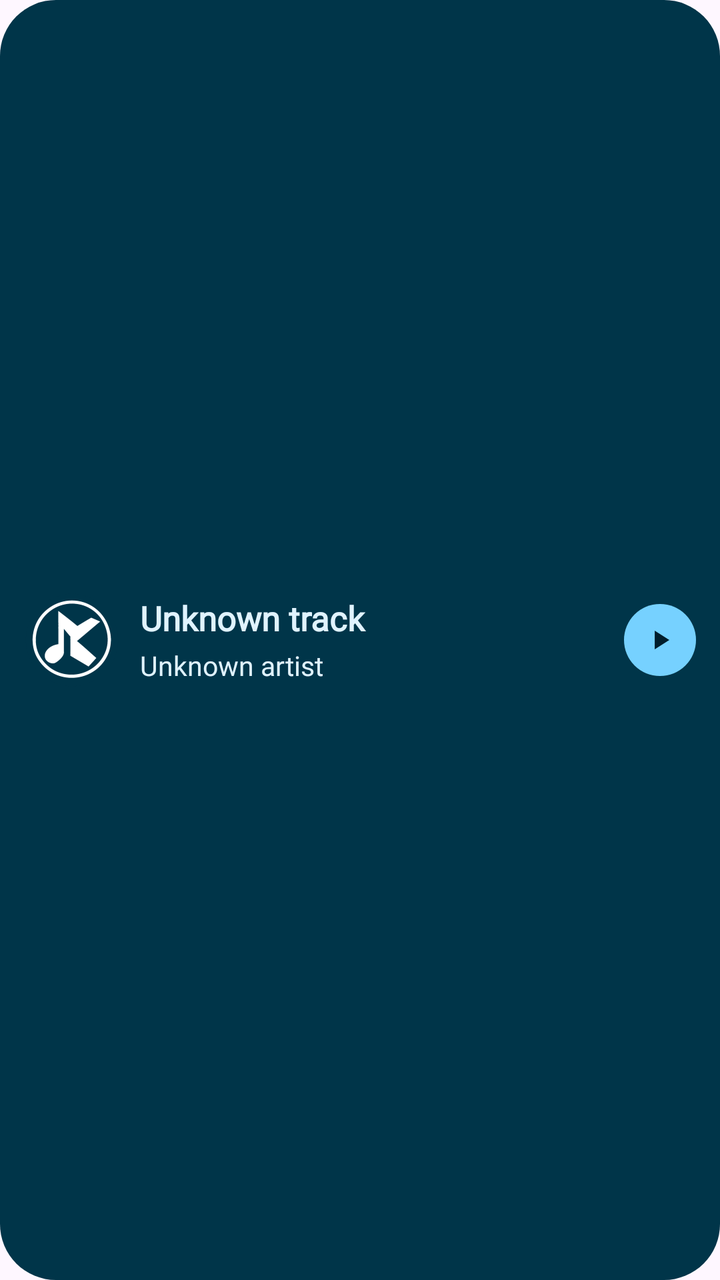
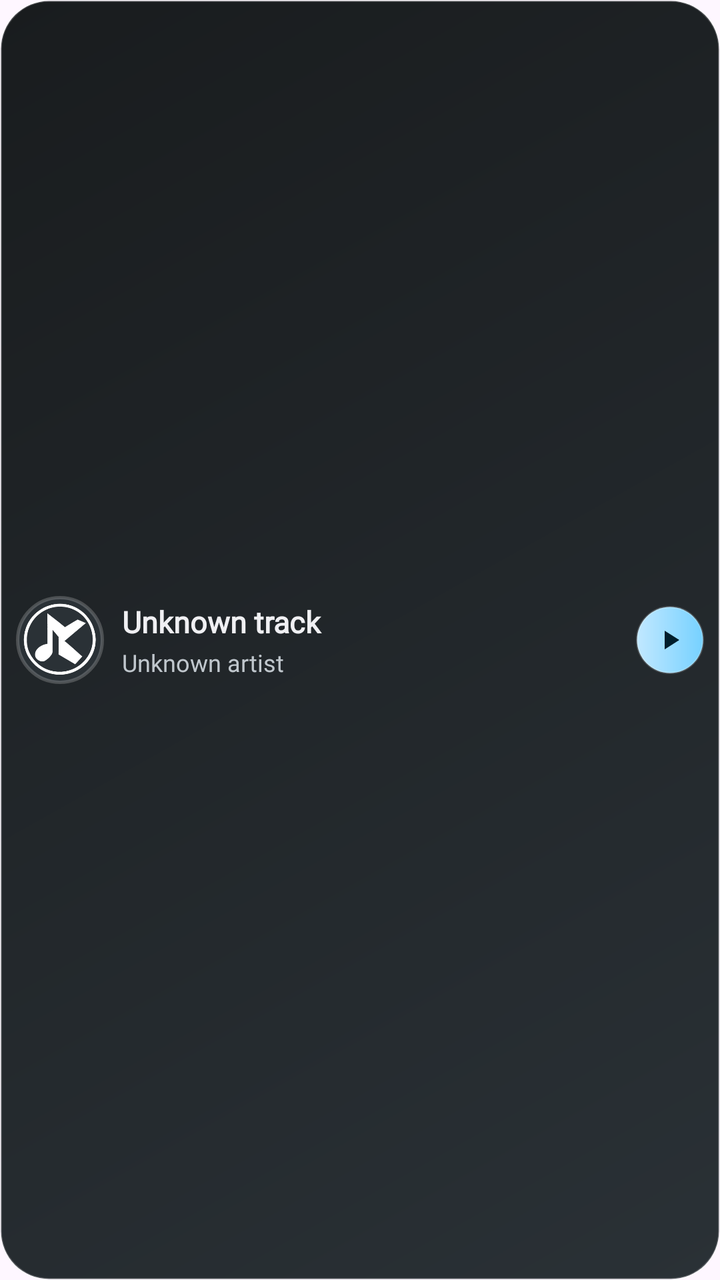

An Android layout rendered at two revisions. The XML below is the earlier revision; the diff shows what the commit changed to produce the second picture.
<!-- AndroidManifest.xml: application theme Theme.KatMusic.Splash -->
<!-- res/layout/widget_now_playing_compact.xml -->
<?xml version="1.0" encoding="utf-8"?>
<LinearLayout xmlns:android="http://schemas.android.com/apk/res/android"
    android:id="@+id/widget_root"
    android:layout_width="match_parent"
    android:layout_height="match_parent"
    android:background="@drawable/widget_ref_background"
    android:gravity="center_vertical"
    android:orientation="vertical"
    android:paddingStart="12dp"
    android:paddingEnd="12dp"
    android:paddingTop="6dp"
    android:paddingBottom="6dp">

    
    <LinearLayout
        android:id="@+id/widget_empty_group"
        android:layout_width="match_parent"
        android:layout_height="wrap_content"
        android:gravity="center_vertical"
        android:orientation="horizontal"
        android:visibility="gone">

        <ImageView
            android:id="@+id/widget_empty_icon"
            android:layout_width="48dp"
            android:layout_height="48dp"
            android:contentDescription="@null"
            android:src="@drawable/widget_art_placeholder" />

        <LinearLayout
            android:layout_width="0dp"
            android:layout_height="wrap_content"
            android:layout_marginStart="14dp"
            android:layout_weight="1"
            android:orientation="vertical">

            <TextView
                android:id="@+id/widget_empty_title"
                android:layout_width="match_parent"
                android:layout_height="wrap_content"
                android:ellipsize="end"
                android:fontFamily="@font/figtree"
                android:maxLines="1"
                android:text="@string/widget_name"
                android:textColor="@color/widget_on_surface"
                android:textSize="17sp"
                android:textStyle="bold" />

            <TextView
                android:id="@+id/widget_empty_sub"
                android:layout_width="match_parent"
                android:layout_height="wrap_content"
                android:layout_marginTop="3dp"
                android:ellipsize="end"
                android:fontFamily="@font/figtree"
                android:maxLines="1"
                android:text="@string/widget_description"
                android:textColor="@color/widget_on_surface"
                android:textSize="13.5sp" />
        </LinearLayout>
    </LinearLayout>

    
    <LinearLayout
        android:id="@+id/widget_content_group"
        android:layout_width="match_parent"
        android:layout_height="wrap_content"
        android:gravity="center_vertical"
        android:orientation="vertical">

        <LinearLayout
            android:layout_width="match_parent"
            android:layout_height="wrap_content"
            android:gravity="center_vertical"
            android:orientation="horizontal">

            <ImageView
                android:id="@+id/widget_art"
                android:layout_width="48dp"
                android:layout_height="48dp"
                android:contentDescription="@null"
                android:scaleType="centerCrop"
                android:src="@drawable/widget_art_placeholder" />

            <LinearLayout
                android:layout_width="0dp"
                android:layout_height="wrap_content"
                android:layout_marginStart="10dp"
                android:layout_marginEnd="8dp"
                android:layout_weight="1"
                android:gravity="center_vertical"
                android:orientation="vertical">

                <TextView
                    android:id="@+id/widget_title"
                    android:layout_width="match_parent"
                    android:layout_height="wrap_content"
                    android:ellipsize="end"
                    android:fontFamily="@font/figtree"
                    android:maxLines="1"
                    android:text="Unknown track"
                    android:textColor="@color/widget_on_surface"
                    android:textSize="17sp"
                    android:textStyle="bold" />

                <TextView
                    android:id="@+id/widget_subtitle"
                    android:layout_width="match_parent"
                    android:layout_height="wrap_content"
                    android:layout_marginTop="3dp"
                    android:ellipsize="end"
                    android:fontFamily="@font/figtree"
                    android:maxLines="1"
                    android:text="Unknown artist"
                    android:textColor="@color/widget_on_surface"
                    android:textSize="13.5sp" />
            </LinearLayout>

            
            <LinearLayout
                android:layout_width="36dp"
                android:layout_height="36dp"
                android:background="@drawable/widget_ref_circle"
                android:gravity="center"
                android:orientation="horizontal">
                
                <ImageView
                    android:id="@+id/widget_play_pause"
                    android:layout_width="16dp"
                    android:layout_height="16dp"
                    android:contentDescription="@string/desc_play_pause"
                    android:src="@drawable/ic_widget_play"
                    android:tint="@color/widget_on_primary" />
            </LinearLayout>

            
            <ImageButton
                android:id="@+id/widget_prev"
                android:layout_width="0dp"
                android:layout_height="0dp"
                android:contentDescription="@string/desc_previous"
                android:visibility="gone" />

            <ImageButton
                android:id="@+id/widget_next"
                android:layout_width="0dp"
                android:layout_height="0dp"
                android:contentDescription="@string/desc_next"
                android:visibility="gone" />

            <LinearLayout
                android:id="@+id/widget_eq_group"
                android:layout_width="wrap_content"
                android:layout_height="wrap_content"
                android:visibility="gone">

                <ImageView
                    android:id="@+id/widget_eq_icon"
                    android:layout_width="14dp"
                    android:layout_height="14dp"
                    android:contentDescription="@null"
                    android:src="@drawable/widget_eq_frame_0" />

                <TextView
                    android:id="@+id/widget_state"
                    android:layout_width="wrap_content"
                    android:layout_height="wrap_content"
                    android:visibility="gone" />
            </LinearLayout>
        </LinearLayout>

        
        <LinearLayout
            android:id="@+id/widget_progress_row"
            android:layout_width="match_parent"
            android:layout_height="wrap_content"
            android:visibility="gone">

            <ProgressBar
                android:id="@+id/widget_progress"
                style="?android:attr/progressBarStyleHorizontal"
                android:layout_width="match_parent"
                android:layout_height="2.5dp"
                android:max="1000"
                android:progressBackgroundTint="@color/widget_track"
                android:progressTint="@color/widget_primary" />
        </LinearLayout>
    </LinearLayout>
</LinearLayout>
<!-- resources referenced by this layout -->
<resources>
  <color name="widget_on_primary">#FF3C1117</color>
  <color name="widget_on_surface">#FFFFFFFF</color>
  <color name="widget_primary">#FF9C3645</color>
  <color name="widget_track">#33000000</color>
  <!-- drawable ic_widget_play (drawable) -->
  <vector xmlns:android="http://schemas.android.com/apk/res/android"
      android:width="24dp"
      android:height="24dp"
      android:viewportWidth="24"
      android:viewportHeight="24">
      <path
          android:fillColor="#FFFFFFFF"
          android:pathData="M8,5v14l11,-7z" />
  </vector>
  <!-- drawable widget_art_placeholder (drawable) -->
  <?xml version="1.0" encoding="utf-8"?>
  <layer-list xmlns:android="http://schemas.android.com/apk/res/android">
      <item>
          <shape android:shape="rectangle">
              <corners android:radius="14dp" />
              <solid android:color="@color/widget_surface_variant" />
              <stroke
                  android:width="1dp"
                  android:color="@color/widget_hairline" />
          </shape>
      </item>
      <item
          android:width="26dp"
          android:height="26dp"
          android:gravity="center"
          android:drawable="@drawable/ic_widget_logo_mark"
          android:tint="@color/widget_on_surface_variant" />
  </layer-list>
  <!-- drawable widget_eq_frame_0 (drawable) -->
  <?xml version="1.0" encoding="utf-8"?>
  <vector xmlns:android="http://schemas.android.com/apk/res/android"
      android:width="18dp"
      android:height="18dp"
      android:viewportWidth="18"
      android:viewportHeight="18">
      <path
          android:fillColor="@color/widget_eq_bar"
          android:pathData="M2,12h3v4H2z" />
      <path
          android:fillColor="@color/widget_eq_bar"
          android:pathData="M7.5,4h3v12h-3z" />
      <path
          android:fillColor="@color/widget_eq_bar"
          android:pathData="M13,8h3v8h-3z" />
  </vector>
  <!-- drawable widget_ref_background (drawable) -->
  <?xml version="1.0" encoding="utf-8"?>
  <shape xmlns:android="http://schemas.android.com/apk/res/android"
      android:shape="rectangle">
      <corners android:radius="28dp" />
      <solid android:color="@color/widget_surface" />
  </shape>
  <!-- drawable widget_ref_circle (drawable) -->
  <?xml version="1.0" encoding="utf-8"?>
  <shape xmlns:android="http://schemas.android.com/apk/res/android"
      android:shape="rectangle">
      <corners android:radius="18dp" />
      <solid android:color="@color/widget_primary" />
  </shape>
  <string name="desc_next">Next</string>
  <string name="desc_play_pause">Play or pause</string>
  <string name="desc_previous">Previous</string>
  <string name="widget_description">Artwork, track details and playback controls for every media app</string>
  <string name="widget_name">KatMusic Player</string>
  <style name="Theme.KatMusic.Splash" parent="Theme.KatMusic">
          <item name="android:windowSplashScreenBackground" tools:targetApi="s">@color/splash_background</item>
          <item name="android:windowSplashScreenAnimatedIcon" tools:targetApi="s">@mipmap/ic_launcher</item>
          <item name="postSplashScreenTheme">@style/Theme.KatMusic</item>
          <item name="windowSplashScreenBackground">@color/splash_background</item>
          <item name="windowSplashScreenAnimatedIcon">@mipmap/ic_launcher</item>
      </style>
  <color name="widget_surface_variant">#FF9C3645</color>
  <color name="widget_hairline">#00000000</color>
  <color name="widget_on_surface_variant">#FFE0B8BC</color>
  <color name="widget_eq_bar">#FFFFFFFF</color>
  <color name="widget_surface">#FF9C3645</color>
  <color name="splash_background">#FF100F0F</color>
  <!-- unchanged entries left out for length: 3 -->
</resources>

<!-- the commit's change to res/layout/widget_now_playing_compact.xml (unified diff, before → after) -->
@@ -1,39 +1,145 @@
 <?xml version="1.0" encoding="utf-8"?>
-<LinearLayout xmlns:android="http://schemas.android.com/apk/res/android"
+<FrameLayout xmlns:android="http://schemas.android.com/apk/res/android"
     android:id="@+id/widget_root"
     android:layout_width="match_parent"
     android:layout_height="match_parent"
     android:background="@drawable/widget_ref_background"
-    android:gravity="center_vertical"
-    android:orientation="vertical"
-    android:paddingStart="12dp"
-    android:paddingEnd="12dp"
-    android:paddingTop="6dp"
-    android:paddingBottom="6dp">
+    android:padding="8dp">
 
-    
     <LinearLayout
-        android:id="@+id/widget_empty_group"
+        android:id="@+id/widget_content_group"
         android:layout_width="match_parent"
-        android:layout_height="wrap_content"
+        android:layout_height="match_parent"
         android:gravity="center_vertical"
-        android:orientation="horizontal"
-        android:visibility="gone">
+        android:orientation="horizontal">
 
         <ImageView
-            android:id="@+id/widget_empty_icon"
-            android:layout_width="48dp"
-            android:layout_height="48dp"
+            android:id="@+id/widget_art"
+            android:layout_width="44dp"
+            android:layout_height="44dp"
             android:contentDescription="@null"
+            android:scaleType="centerCrop"
             android:src="@drawable/widget_art_placeholder" />
 
         <LinearLayout
             android:layout_width="0dp"
             android:layout_height="wrap_content"
-            android:layout_marginStart="14dp"
+            android:layout_marginStart="9dp"
+            android:layout_marginEnd="7dp"
             android:layout_weight="1"
             android:orientation="vertical">
 
+            <TextView
+                android:id="@+id/widget_title"
+                android:layout_width="match_parent"
+                android:layout_height="wrap_content"
+                android:ellipsize="end"
+                android:fontFamily="@font/figtree"
+                android:maxLines="1"
+                android:text="Unknown track"
+                android:textColor="@color/widget_on_surface"
+                android:textSize="15sp"
+                android:textStyle="bold" />
+
+            <TextView
+                android:id="@+id/widget_subtitle"
+                android:layout_width="match_parent"
+                android:layout_height="wrap_content"
+                android:layout_marginTop="2dp"
+                android:ellipsize="end"
+                android:fontFamily="@font/figtree"
+                android:maxLines="1"
+                android:text="Unknown artist"
+                android:textColor="@color/widget_on_surface_variant"
+                android:textSize="12sp" />
+        </LinearLayout>
+
+        <LinearLayout
+            android:id="@+id/widget_play_pause_container"
+            android:layout_width="34dp"
+            android:layout_height="34dp"
+            android:background="@drawable/widget_ref_circle"
+            android:contentDescription="@string/desc_play_pause"
+            android:gravity="center"
+            android:orientation="horizontal">
+
+            <ImageView
+                android:id="@+id/widget_play_pause"
+                android:layout_width="16dp"
+                android:layout_height="16dp"
+                android:contentDescription="@null"
+                android:src="@drawable/ic_widget_play"
+                android:tint="@color/widget_on_primary" />
+
+            <TextView
+                android:id="@+id/widget_state"
+                android:layout_width="0dp"
+                android:layout_height="0dp"
+                android:visibility="gone" />
+        </LinearLayout>
+    </LinearLayout>
+
+    
+    <ImageButton
+        android:id="@+id/widget_prev"
+        android:layout_width="1dp"
+        android:layout_height="1dp"
+        android:contentDescription="@string/desc_previous"
+        android:visibility="gone" />
+    <ImageButton
+        android:id="@+id/widget_next"
+        android:layout_width="1dp"
+        android:layout_height="1dp"
+        android:contentDescription="@string/desc_next"
+        android:visibility="gone" />
+    <LinearLayout
+        android:id="@+id/widget_next_container"
+        android:layout_width="1dp"
+        android:layout_height="1dp"
+        android:visibility="gone" />
+    <LinearLayout
+        android:id="@+id/widget_eq_group"
+        android:layout_width="1dp"
+        android:layout_height="1dp"
+        android:visibility="gone">
+        <ImageView
+            android:id="@+id/widget_eq_icon"
+            android:layout_width="1dp"
+            android:layout_height="1dp" />
+    </LinearLayout>
+    <LinearLayout
+        android:id="@+id/widget_progress_row"
+        android:layout_width="1dp"
+        android:layout_height="1dp"
+        android:visibility="gone">
+        <ProgressBar
+            android:id="@+id/widget_progress"
+            style="?android:attr/progressBarStyleHorizontal"
+            android:layout_width="1dp"
+            android:layout_height="1dp"
+            android:max="1000" />
+    </LinearLayout>
+
+    <LinearLayout
+        android:id="@+id/widget_empty_group"
+        android:layout_width="match_parent"
+        android:layout_height="match_parent"
+        android:gravity="center_vertical"
+        android:orientation="horizontal"
+        android:paddingHorizontal="4dp"
+        android:visibility="gone">
+        <ImageView
+            android:id="@+id/widget_empty_icon"
+            android:layout_width="40dp"
+            android:layout_height="40dp"
+            android:contentDescription="@null"
+            android:src="@drawable/widget_art_placeholder" />
+        <LinearLayout
+            android:layout_width="0dp"
+            android:layout_height="wrap_content"
+            android:layout_marginStart="9dp"
+            android:layout_weight="1"
+            android:orientation="vertical">
             <TextView
                 android:id="@+id/widget_empty_title"
                 android:layout_width="match_parent"
@@ -43,147 +149,18 @@
                 android:maxLines="1"
                 android:text="@string/widget_name"
                 android:textColor="@color/widget_on_surface"
-                android:textSize="17sp"
+                android:textSize="14sp"
                 android:textStyle="bold" />
-
             <TextView
                 android:id="@+id/widget_empty_sub"
                 android:layout_width="match_parent"
                 android:layout_height="wrap_content"
-                android:layout_marginTop="3dp"
                 android:ellipsize="end"
                 android:fontFamily="@font/figtree"
                 android:maxLines="1"
                 android:text="@string/widget_description"
-                android:textColor="@color/widget_on_surface"
-                android:textSize="13.5sp" />
+                android:textColor="@color/widget_on_surface_variant"
+                android:textSize="11sp" />
         </LinearLayout>
     </LinearLayout>
-
-    
-    <LinearLayout
-        android:id="@+id/widget_content_group"
-        android:layout_width="match_parent"
-        android:layout_height="wrap_content"
-        android:gravity="center_vertical"
-        android:orientation="vertical">
-
-        <LinearLayout
-            android:layout_width="match_parent"
-            android:layout_height="wrap_content"
-            android:gravity="center_vertical"
-            android:orientation="horizontal">
-
-            <ImageView
-                android:id="@+id/widget_art"
-                android:layout_width="48dp"
-                android:layout_height="48dp"
-                android:contentDescription="@null"
-                android:scaleType="centerCrop"
-                android:src="@drawable/widget_art_placeholder" />
-
-            <LinearLayout
-                android:layout_width="0dp"
-                android:layout_height="wrap_content"
-                android:layout_marginStart="10dp"
-                android:layout_marginEnd="8dp"
-                android:layout_weight="1"
-                android:gravity="center_vertical"
-                android:orientation="vertical">
-
-                <TextView
-                    android:id="@+id/widget_title"
-                    android:layout_width="match_parent"
-                    android:layout_height="wrap_content"
-                    android:ellipsize="end"
-                    android:fontFamily="@font/figtree"
-                    android:maxLines="1"
-                    android:text="Unknown track"
-                    android:textColor="@color/widget_on_surface"
-                    android:textSize="17sp"
-                    android:textStyle="bold" />
-
-                <TextView
-                    android:id="@+id/widget_subtitle"
-                    android:layout_width="match_parent"
-                    android:layout_height="wrap_content"
-                    android:layout_marginTop="3dp"
-                    android:ellipsize="end"
-                    android:fontFamily="@font/figtree"
-                    android:maxLines="1"
-                    android:text="Unknown artist"
-                    android:textColor="@color/widget_on_surface"
-                    android:textSize="13.5sp" />
-            </LinearLayout>
-
-            
-            <LinearLayout
-                android:layout_width="36dp"
-                android:layout_height="36dp"
-                android:background="@drawable/widget_ref_circle"
-                android:gravity="center"
-                android:orientation="horizontal">
-                
-                <ImageView
-                    android:id="@+id/widget_play_pause"
-                    android:layout_width="16dp"
-                    android:layout_height="16dp"
-                    android:contentDescription="@string/desc_play_pause"
-                    android:src="@drawable/ic_widget_play"
-                    android:tint="@color/widget_on_primary" />
-            </LinearLayout>
-
-            
-            <ImageButton
-                android:id="@+id/widget_prev"
-                android:layout_width="0dp"
-                android:layout_height="0dp"
-                android:contentDescription="@string/desc_previous"
-                android:visibility="gone" />
-
-            <ImageButton
-                android:id="@+id/widget_next"
-                android:layout_width="0dp"
-                android:layout_height="0dp"
-                android:contentDescription="@string/desc_next"
-                android:visibility="gone" />
-
-            <LinearLayout
-                android:id="@+id/widget_eq_group"
-                android:layout_width="wrap_content"
-                android:layout_height="wrap_content"
-                android:visibility="gone">
-
-                <ImageView
-                    android:id="@+id/widget_eq_icon"
-                    android:layout_width="14dp"
-                    android:layout_height="14dp"
-                    android:contentDescription="@null"
-                    android:src="@drawable/widget_eq_frame_0" />
-
-                <TextView
-                    android:id="@+id/widget_state"
-                    android:layout_width="wrap_content"
-                    android:layout_height="wrap_content"
-                    android:visibility="gone" />
-            </LinearLayout>
-        </LinearLayout>
-
-        
-        <LinearLayout
-            android:id="@+id/widget_progress_row"
-            android:layout_width="match_parent"
-            android:layout_height="wrap_content"
-            android:visibility="gone">
-
-            <ProgressBar
-                android:id="@+id/widget_progress"
-                style="?android:attr/progressBarStyleHorizontal"
-                android:layout_width="match_parent"
-                android:layout_height="2.5dp"
-                android:max="1000"
-                android:progressBackgroundTint="@color/widget_track"
-                android:progressTint="@color/widget_primary" />
-        </LinearLayout>
-    </LinearLayout>
-</LinearLayout>
+</FrameLayout>
<!-- resource entries referenced after the edit -->
@@ -1,9 +1,8 @@
 <!-- resources referenced by this layout -->
 <resources>
-  <color name="widget_on_primary">#FF3C1117</color>
-  <color name="widget_on_surface">#FFFFFFFF</color>
-  <color name="widget_primary">#FF9C3645</color>
-  <color name="widget_track">#33000000</color>
+  <color name="widget_on_primary">#FF32151C</color>
+  <color name="widget_on_surface">#FFF9F2F4</color>
+  <color name="widget_primary">#FFFFA99D</color>
   <!-- drawable ic_widget_play (drawable) -->
   <vector xmlns:android="http://schemas.android.com/apk/res/android"
       android:width="24dp"
@@ -19,7 +18,7 @@
   <layer-list xmlns:android="http://schemas.android.com/apk/res/android">
       <item>
           <shape android:shape="rectangle">
-              <corners android:radius="14dp" />
+              <corners android:radius="16dp" />
               <solid android:color="@color/widget_surface_variant" />
               <stroke
                   android:width="1dp"
@@ -33,36 +32,32 @@
           android:drawable="@drawable/ic_widget_logo_mark"
           android:tint="@color/widget_on_surface_variant" />
   </layer-list>
-  <!-- drawable widget_eq_frame_0 (drawable) -->
-  <?xml version="1.0" encoding="utf-8"?>
-  <vector xmlns:android="http://schemas.android.com/apk/res/android"
-      android:width="18dp"
-      android:height="18dp"
-      android:viewportWidth="18"
-      android:viewportHeight="18">
-      <path
-          android:fillColor="@color/widget_eq_bar"
-          android:pathData="M2,12h3v4H2z" />
-      <path
-          android:fillColor="@color/widget_eq_bar"
-          android:pathData="M7.5,4h3v12h-3z" />
-      <path
-          android:fillColor="@color/widget_eq_bar"
-          android:pathData="M13,8h3v8h-3z" />
-  </vector>
   <!-- drawable widget_ref_background (drawable) -->
   <?xml version="1.0" encoding="utf-8"?>
   <shape xmlns:android="http://schemas.android.com/apk/res/android"
       android:shape="rectangle">
-      <corners android:radius="28dp" />
-      <solid android:color="@color/widget_surface" />
+      <corners android:radius="24dp" />
+      <gradient
+          android:angle="135"
+          android:startColor="@color/widget_surface_top"
+          android:endColor="@color/widget_surface"
+          android:type="linear" />
+      <stroke
+          android:width="1dp"
+          android:color="@color/widget_hairline" />
   </shape>
   <!-- drawable widget_ref_circle (drawable) -->
   <?xml version="1.0" encoding="utf-8"?>
-  <shape xmlns:android="http://schemas.android.com/apk/res/android"
-      android:shape="rectangle">
-      <corners android:radius="18dp" />
-      <solid android:color="@color/widget_primary" />
+      <shape xmlns:android="http://schemas.android.com/apk/res/android"
+      android:shape="oval">
+      <gradient
+          android:angle="0"
+          android:startColor="@color/widget_primary_top"
+          android:endColor="@color/widget_primary"
+          android:type="linear" />
+      <stroke
+          android:width="1dp"
+          android:color="@color/widget_hairline" />
   </shape>
   <string name="desc_next">Next</string>
   <string name="desc_play_pause">Play or pause</string>
@@ -76,11 +71,12 @@
           <item name="windowSplashScreenBackground">@color/splash_background</item>
           <item name="windowSplashScreenAnimatedIcon">@mipmap/ic_launcher</item>
       </style>
-  <color name="widget_surface_variant">#FF9C3645</color>
-  <color name="widget_hairline">#00000000</color>
-  <color name="widget_on_surface_variant">#FFE0B8BC</color>
-  <color name="widget_eq_bar">#FFFFFFFF</color>
-  <color name="widget_surface">#FF9C3645</color>
+  <color name="widget_surface_variant">#FF2A2029</color>
+  <color name="widget_hairline">#33FFFFFF</color>
+  <color name="widget_surface_top">#FF30202A</color>
+  <color name="widget_on_surface_variant">#FFC8B5BE</color>
+  <color name="widget_surface">#FF151217</color>
+  <color name="widget_primary_top">#FFFFC5B2</color>
   <color name="splash_background">#FF100F0F</color>
   <!-- unchanged entries left out for length: 3 -->
 </resources>
